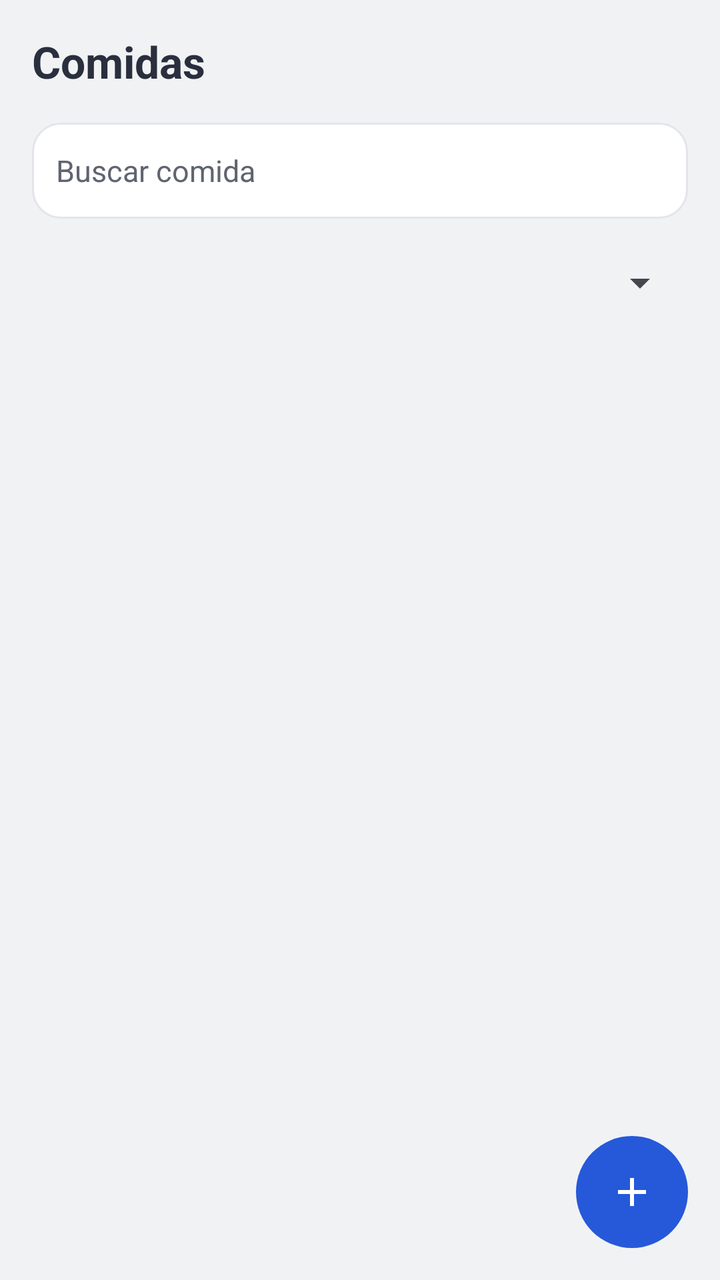
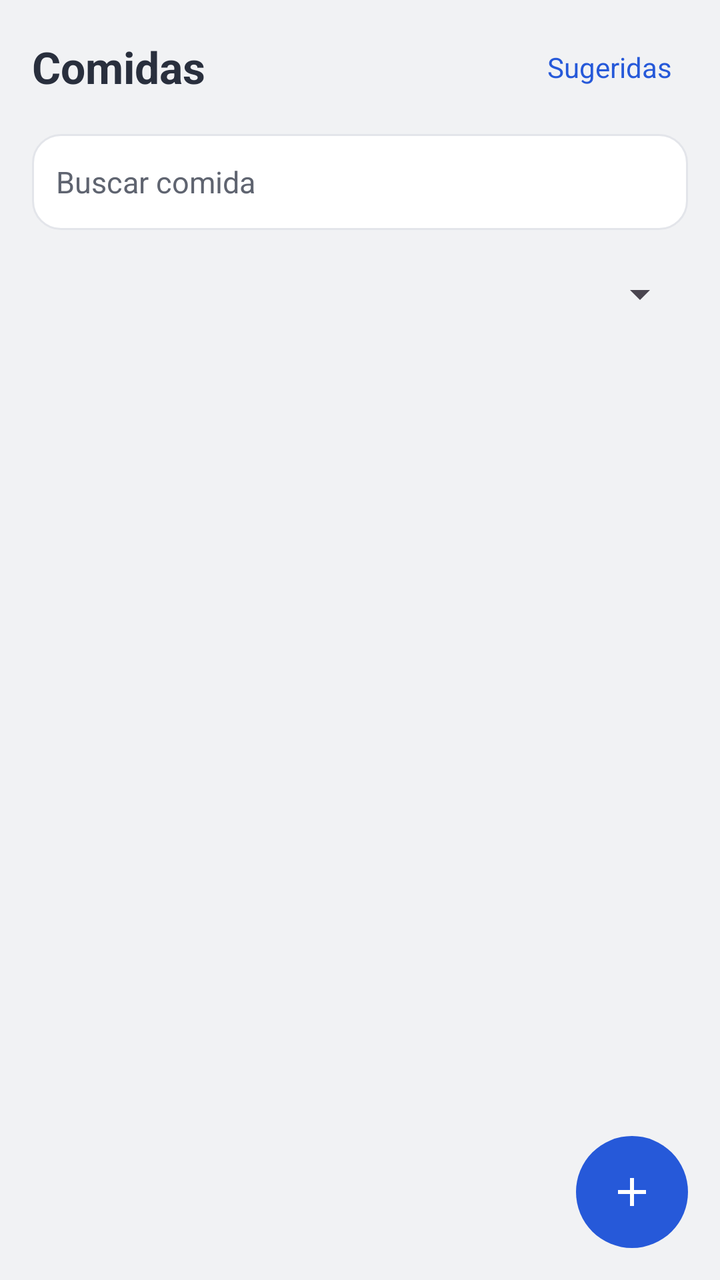

Screens rendered from an Android XML layout before and after an edit, with the pre-edit source and the edit as a unified diff.
<!-- AndroidManifest.xml: application theme Theme.MenuCompras -->
<!-- res/layout/activity_comidas.xml -->
<?xml version="1.0" encoding="utf-8"?>
<FrameLayout xmlns:android="http://schemas.android.com/apk/res/android"
    android:layout_width="match_parent"
    android:layout_height="match_parent"
    android:background="@color/mc_bg">

    <LinearLayout
        android:layout_width="match_parent"
        android:layout_height="match_parent"
        android:orientation="vertical"
        android:padding="@dimen/space_lg">

        <TextView
            android:layout_width="wrap_content"
            android:layout_height="wrap_content"
            android:text="@string/screen_comidas"
            android:textColor="@color/mc_ink"
            android:textSize="@dimen/text_title_screen"
            android:textStyle="bold"
            android:layout_marginBottom="@dimen/space_md" />

        <EditText
            android:id="@+id/et_buscar_comida"
            style="@style/McInput"
            android:inputType="text"
            android:hint="@string/hint_buscar_comida" />

        <Spinner
            android:id="@+id/sp_filtro_categoria_comida"
            android:layout_width="match_parent"
            android:layout_height="@dimen/touch_height"
            android:layout_marginTop="@dimen/space_sm" />

        <FrameLayout
            android:layout_width="match_parent"
            android:layout_height="0dp"
            android:layout_weight="1"
            android:layout_marginTop="@dimen/space_md">

            <androidx.recyclerview.widget.RecyclerView
                android:id="@+id/rv_comidas"
                android:layout_width="match_parent"
                android:layout_height="match_parent"
                android:paddingTop="@dimen/space_xs"
                android:clipToPadding="false" />

            <TextView
                android:id="@+id/tv_vacio_comida"
                android:layout_width="wrap_content"
                android:layout_height="wrap_content"
                android:layout_gravity="center"
                android:text="@string/comidas_vacio"
                android:textColor="@color/mc_muted"
                android:textSize="@dimen/text_body"
                android:visibility="gone" />

        </FrameLayout>

    </LinearLayout>

    <ImageButton
        android:id="@+id/fab_nuevo_comida"
        android:layout_width="@dimen/fab_size"
        android:layout_height="@dimen/fab_size"
        android:layout_gravity="bottom|end"
        android:layout_margin="@dimen/space_lg"
        android:background="@drawable/bg_fab"
        android:src="@drawable/ic_add"
        android:scaleType="center"
        android:contentDescription="@string/comida_nueva" />

</FrameLayout>
<!-- resources referenced by this layout -->
<resources>
  <color name="mc_bg">#F1F2F4</color>
  <color name="mc_ink">#292F3D</color>
  <color name="mc_muted">#5F6470</color>
  <dimen name="fab_size">56dp</dimen>
  <dimen name="space_lg">16dp</dimen>
  <dimen name="space_md">12dp</dimen>
  <dimen name="space_sm">8dp</dimen>
  <dimen name="space_xs">4dp</dimen>
  <dimen name="text_body">15sp</dimen>
  <dimen name="text_title_screen">22sp</dimen>
  <dimen name="touch_height">48dp</dimen>
  <!-- drawable bg_fab (drawable) -->
  <?xml version="1.0" encoding="utf-8"?>
  <shape xmlns:android="http://schemas.android.com/apk/res/android"
      android:shape="oval">
      <solid android:color="@color/mc_accent" />
  </shape>
  <!-- drawable ic_add (drawable) -->
  <?xml version="1.0" encoding="utf-8"?>
  <vector xmlns:android="http://schemas.android.com/apk/res/android"
      android:width="24dp"
      android:height="24dp"
      android:viewportWidth="24"
      android:viewportHeight="24">
      <path
          android:fillColor="@color/mc_accent_ink"
          android:pathData="M11,5 h2 v6 h6 v2 h-6 v6 h-2 v-6 h-6 v-2 h6 z" />
  </vector>
  <string name="comida_nueva">Nueva comida</string>
  <string name="comidas_vacio">No hay comidas que coincidan</string>
  <string name="hint_buscar_comida">Buscar comida</string>
  <string name="screen_comidas">Comidas</string>
  <style name="McInput">
          <item name="android:layout_width">match_parent</item>
          <item name="android:layout_height">wrap_content</item>
          <item name="android:layout_marginTop">@dimen/space_xs</item>
          <item name="android:background">@drawable/bg_card</item>
          <item name="android:padding">@dimen/space_md</item>
          <item name="android:minHeight">@dimen/touch_height</item>
          <item name="android:textColor">@color/mc_ink</item>
          <item name="android:textSize">@dimen/text_body</item>
          <item name="android:textColorHint">@color/mc_muted</item>
      </style>
  <style name="Theme.MenuCompras" parent="Base.Theme.MenuCompras" />
  <color name="mc_accent">#2659D9</color>
  <color name="mc_accent_ink">#FFFFFF</color>
  <!-- drawable bg_card (drawable) -->
  <?xml version="1.0" encoding="utf-8"?>
  <shape xmlns:android="http://schemas.android.com/apk/res/android"
      android:shape="rectangle">
      <solid android:color="@color/mc_surface" />
      <corners android:radius="14dp" />
      <stroke android:width="1dp" android:color="@color/mc_line" />
  </shape>
  <style name="Base.Theme.MenuCompras" parent="Theme.Material3.DayNight.NoActionBar">
          
          
      </style>
  <color name="mc_surface">#FFFFFF</color>
  <color name="mc_line">#E3E5EA</color>
</resources>

<!-- the commit's change to res/layout/activity_comidas.xml (unified diff, before → after) -->
@@ -10,14 +10,31 @@
         android:orientation="vertical"
         android:padding="@dimen/space_lg">
 
-        <TextView
-            android:layout_width="wrap_content"
+        <LinearLayout
+            android:layout_width="match_parent"
             android:layout_height="wrap_content"
-            android:text="@string/screen_comidas"
-            android:textColor="@color/mc_ink"
-            android:textSize="@dimen/text_title_screen"
-            android:textStyle="bold"
-            android:layout_marginBottom="@dimen/space_md" />
+            android:orientation="horizontal"
+            android:gravity="center_vertical"
+            android:layout_marginBottom="@dimen/space_md">
+
+            <TextView
+                android:layout_width="0dp"
+                android:layout_height="wrap_content"
+                android:layout_weight="1"
+                android:text="@string/screen_comidas"
+                android:textColor="@color/mc_ink"
+                android:textSize="@dimen/text_title_screen"
+                android:textStyle="bold" />
+
+            <TextView
+                android:id="@+id/tv_ver_sugeridas"
+                android:layout_width="wrap_content"
+                android:layout_height="wrap_content"
+                android:padding="@dimen/space_sm"
+                android:text="@string/comidas_ver_sugeridas"
+                android:textColor="@color/mc_accent"
+                android:textSize="@dimen/text_action" />
+        </LinearLayout>
 
         <EditText
             android:id="@+id/et_buscar_comida"
<!-- resource entries referenced after the edit -->
@@ -8,6 +8,7 @@
   <dimen name="space_md">12dp</dimen>
   <dimen name="space_sm">8dp</dimen>
   <dimen name="space_xs">4dp</dimen>
+  <dimen name="text_action">14sp</dimen>
   <dimen name="text_body">15sp</dimen>
   <dimen name="text_title_screen">22sp</dimen>
   <dimen name="touch_height">48dp</dimen>
@@ -30,6 +31,7 @@
   </vector>
   <string name="comida_nueva">Nueva comida</string>
   <string name="comidas_vacio">No hay comidas que coincidan</string>
+  <string name="comidas_ver_sugeridas">Sugeridas</string>
   <string name="hint_buscar_comida">Buscar comida</string>
   <string name="screen_comidas">Comidas</string>
   <style name="McInput">
